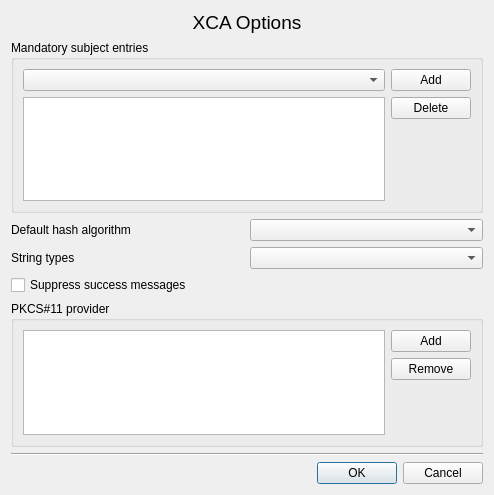
Before: the Qt Designer form ui/Options.ui in chris2511/xca, drawn with Qt 5.
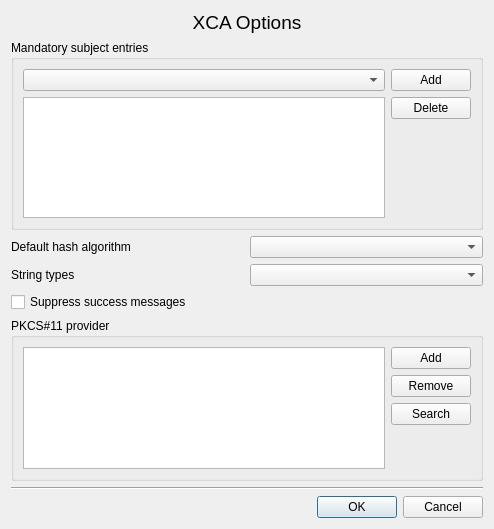
After: the same form once the commit is applied. Custom widgets are drawn as their Qt base class.

```diff
--- a/ui/Options.ui
+++ b/ui/Options.ui
@@ -7,7 +7,7 @@
     <x>0</x>
     <y>0</y>
     <width>494</width>
-    <height>495</height>
+    <height>529</height>
    </rect>
   </property>
   <layout class="QVBoxLayout" name="verticalLayout_3">
@@ -172,6 +172,13 @@
           </property>
          </widget>
         </item>
+        <item>
+         <widget class="QPushButton" name="searchPkcs11">
+          <property name="text">
+           <string>Search</string>
+          </property>
+         </widget>
+        </item>
         <item>
          <spacer name="verticalSpacer">
           <property name="orientation">
@@ -179,8 +186,8 @@
           </property>
           <property name="sizeHint" stdset="0">
            <size>
-            <width>20</width>
-            <height>40</height>
+            <width>77</width>
+            <height>17</height>
            </size>
           </property>
          </spacer>
```
